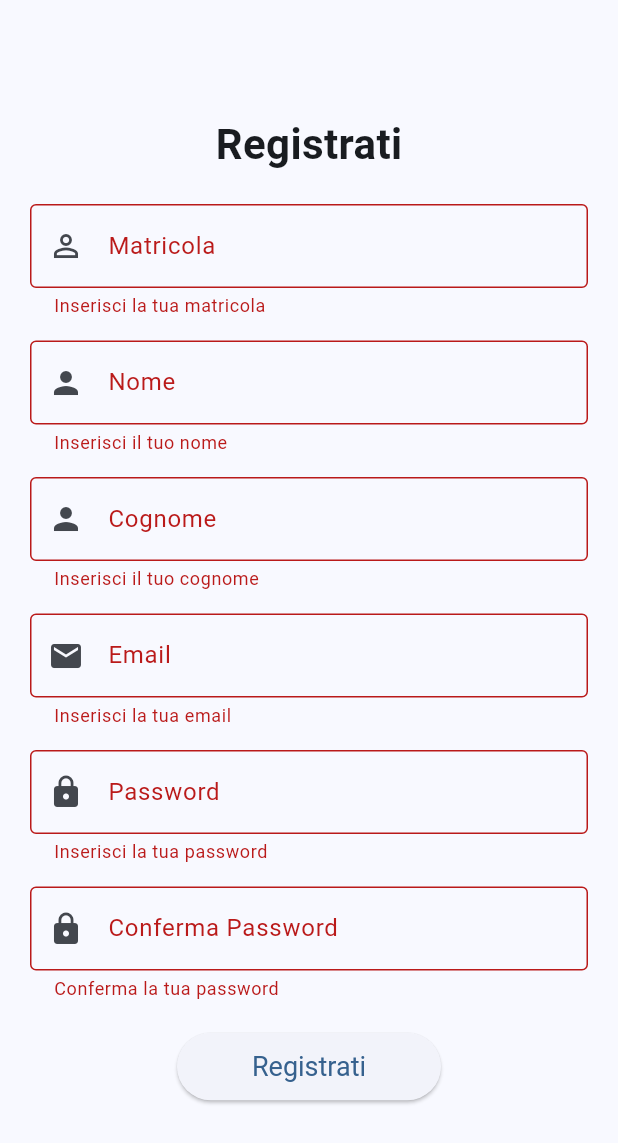
After one commit to Narderio/safi_going_out, a Flutter app: the RegistrationPage screen opened directly, after a tap on "Registrati", on a phone screen of 412 x 824 dp. The commit adds this screen. Shown: the top 1143 px of the screen. Run offline on Flutter 3.47's test engine with Material 3 defaults, Android fonts, the phone set to English and light mode, and no system bars; our stand-ins replace image_picker, shared_preferences; accounts and stored records are empty; network calls fail.

Commit message:
registrazione

```diff
--- a/front-end/lib/safi_going_out.dart
+++ b/front-end/lib/safi_going_out.dart
@@ -1,6 +1,5 @@
 import 'package:flutter/cupertino.dart';
 import 'package:flutter/material.dart';
-import 'package:safi_going_out/screens/LoginPage.dart';
 
 import 'screens/home_page.dart';
 
--- /dev/null
+++ b/front-end/lib/screens/RegistrationPage.dart
@@ -0,0 +1,203 @@
+import 'dart:convert';
+import 'package:flutter/material.dart';
+import 'package:http/http.dart' as http;
+
+class RegistrationPage extends StatefulWidget {
+  @override
+  _RegistrationPageState createState() => _RegistrationPageState();
+}
+
+class _RegistrationPageState extends State<RegistrationPage> {
+  final _formKey = GlobalKey<FormState>();
+  final TextEditingController _emailController = TextEditingController();
+  final TextEditingController _passwordController = TextEditingController();
+  final TextEditingController _confirmPasswordController =
+      TextEditingController();
+  final TextEditingController _matricolaController = TextEditingController();
+  final TextEditingController _nomeController = TextEditingController();
+  final TextEditingController _cognomeController = TextEditingController();
+
+  Future<void> _register() async {
+    if (_formKey.currentState!.validate()) {
+      String email = _emailController.text;
+      String password = _passwordController.text;
+      String matricola = _matricolaController.text;
+      String nome = _nomeController.text;
+      String cognome = _cognomeController.text;
+      String confirmPassword = _confirmPasswordController.text;
+
+      // Verifica se le password corrispondono
+      if (password != _confirmPasswordController.text) {
+        ScaffoldMessenger.of(context).showSnackBar(
+          SnackBar(
+            content: Text("Le password non corrispondono!"),
+            backgroundColor: Colors.red,
+            duration: Duration(seconds: 3),
+          ),
+        );
+        return;
+      }
+
+      final response = await http.post(
+        Uri.parse('http://10.0.2.2:8080/addUser'),
+        // Cambia l'URL con quello del tuo server
+        headers: <String, String>{
+          'Content-Type': 'application/json; charset=UTF-8',
+        },
+        body: jsonEncode(<String, String>{
+          'email': email,
+          'password': password,
+          'confirmPassword': confirmPassword,
+          'matricola': matricola,
+          'name': nome,
+          'surname': cognome,
+        }),
+      );
+
+      if (response.statusCode == 200) {
+        // Successo, magari naviga verso la pagina di login o la home
+        Navigator.pop(context); // Torna alla pagina di login o altra pagina
+        ScaffoldMessenger.of(context).showSnackBar(
+          SnackBar(
+            content: Text("Registrazione completata con successo!"),
+            backgroundColor: Colors.green,
+            duration: Duration(seconds: 3),
+          ),
+        );
+      } else {
+        ScaffoldMessenger.of(context).showSnackBar(
+          SnackBar(
+            content: Text("Errore: ${response.body}"),
+            backgroundColor: Colors.red,
+            duration: Duration(seconds: 3),
+          ),
+        );
+      }
+    }
+  }
+
+  @override
+  Widget build(BuildContext context) {
+    return Scaffold(
+      resizeToAvoidBottomInset: false,
+      appBar: AppBar(leading: Container()),
+      body: Padding(
+        padding: const EdgeInsets.all(20.0),
+        child: Form(
+          key: _formKey,
+          child: Column(
+            mainAxisSize: MainAxisSize.min,
+            children: [
+              Text(
+                "Registrati",
+                style: TextStyle(fontSize: 28, fontWeight: FontWeight.bold),
+              ),
+              SizedBox(height: 20),
+              TextFormField(
+                controller: _matricolaController,
+                decoration: InputDecoration(
+                  labelText: "Matricola",
+                  border: OutlineInputBorder(),
+                  prefixIcon: Icon(Icons.perm_identity),
+                ),
+                validator: (value) {
+                  if (value == null || value.isEmpty) {
+                    return "Inserisci la tua matricola";
+                  }
+                  return null;
+                },
+              ),
+              SizedBox(height: 15),
+              TextFormField(
+                controller: _nomeController,
+                decoration: InputDecoration(
+                  labelText: "Nome",
+                  border: OutlineInputBorder(),
+                  prefixIcon: Icon(Icons.person),
+                ),
+                validator: (value) {
+                  if (value == null || value.isEmpty) {
+                    return "Inserisci il tuo nome";
+                  }
+                  return null;
+                },
+              ),
+              SizedBox(height: 15),
+              TextFormField(
+                controller: _cognomeController,
+                decoration: InputDecoration(
+                  labelText: "Cognome",
+                  border: OutlineInputBorder(),
+                  prefixIcon: Icon(Icons.person),
+                ),
+                validator: (value) {
+                  if (value == null || value.isEmpty) {
+                    return "Inserisci il tuo cognome";
+                  }
+                  return null;
+                },
+              ),
+              SizedBox(height: 15),
+              TextFormField(
+                controller: _emailController,
+                keyboardType: TextInputType.emailAddress,
+                decoration: InputDecoration(
+                  labelText: "Email",
+                  border: OutlineInputBorder(),
+                  prefixIcon: Icon(Icons.email),
+                ),
+                validator: (value) {
+                  if (value == null || value.isEmpty) {
+                    return "Inserisci la tua email";
+                  }
+                  return null;
+                },
+              ),
+              SizedBox(height: 15),
+              TextFormField(
+                controller: _passwordController,
+                obscureText: true,
+                decoration: InputDecoration(
+                  labelText: "Password",
+                  border: OutlineInputBorder(),
+                  prefixIcon: Icon(Icons.lock),
+                ),
+                validator: (value) {
+                  if (value == null || value.isEmpty) {
+                    return "Inserisci la tua password";
+                  }
+                  return null;
+                },
+              ),
+              SizedBox(height: 15),
+              TextFormField(
+                controller: _confirmPasswordController,
+                obscureText: true,
+                decoration: InputDecoration(
+                  labelText: "Conferma Password",
+                  border: OutlineInputBorder(),
+                  prefixIcon: Icon(Icons.lock),
+                ),
+                validator: (value) {
+                  if (value == null || value.isEmpty) {
+                    return "Conferma la tua password";
+                  }
+                  return null;
+                },
+              ),
+              SizedBox(height: 20),
+              ElevatedButton(
+                onPressed: _register,
+                style: ElevatedButton.styleFrom(
+                  padding: EdgeInsets.symmetric(horizontal: 50, vertical: 12),
+                  textStyle: TextStyle(fontSize: 18),
+                ),
+                child: Text("Registrati"),
+              ),
+            ],
+          ),
+        ),
+      ),
+    );
+  }
+}
```
Also changed, not shown: front-end/lib/screens/LoginPage.dart (+54 -14 lines), front-end/lib/screens/Profile.dart (+9 -3 lines), front-end/lib/screens/home_page.dart (+97 -67 lines), front-end/lib/screens/manage_users.dart (+5 -5 lines), 4 other files.
